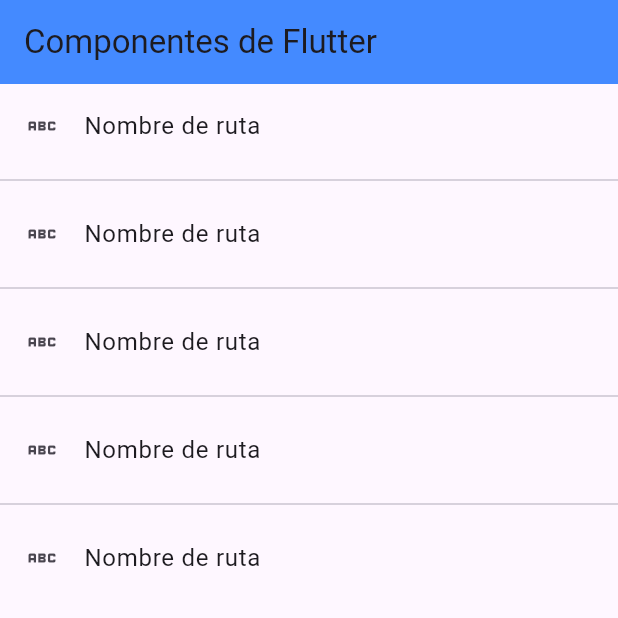
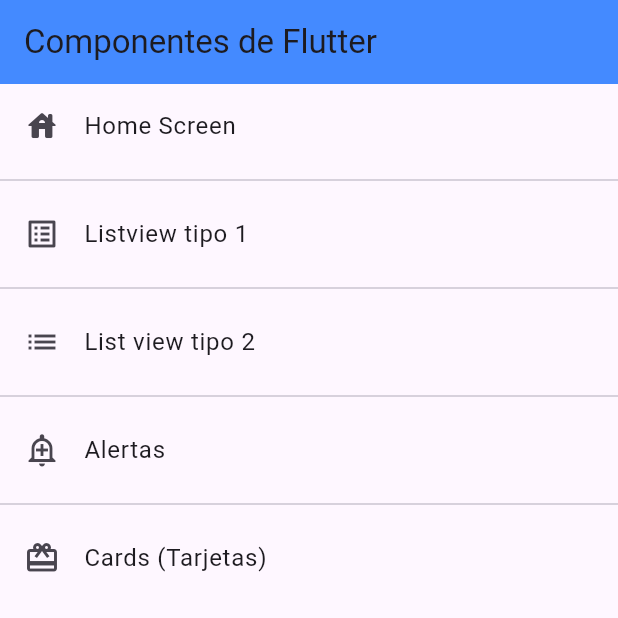
Before and after one commit to jeroen1010/fl_components, a Flutter app: the screen it shows after launch, on a phone screen of 412 x 824 dp, the top half of it. Run offline on Flutter 3.47's test engine with Material 3 defaults, Android fonts, the phone set to English and light mode, and no system bars.

Commit message:
Cambiamos el home_screen utilizando ahora el AppRoutes

```diff
--- a/lib/main.dart
+++ b/lib/main.dart
@@ -10,17 +10,12 @@ class MyApp extends StatelessWidget {
   @override
   Widget build(BuildContext context) {
     return MaterialApp(
-      debugShowCheckedModeBanner: false, //Para quitar la etiqueta fea esa debug de la esquina superior derecha
+      debugShowCheckedModeBanner: false,
       title: 'Material App',
       //home: const Listview2Screen(),
       initialRoute: AppRoutes.initialRoute,
-      routes: AppRoutes.routes,
-      //Para evitar que se muestren errores al usaurio cuando la ruta no existe
-      onGenerateRoute: (settings) {
-        return MaterialPageRoute(
-          builder: (context) => const AlertScreen()
-        );
-      },
+      routes: AppRoutes.getAppRoutes(),
+      onGenerateRoute: AppRoutes.onGenerateRoute,
     );
   }
 }
--- a/lib/routes/app_routes.dart
+++ b/lib/routes/app_routes.dart
@@ -10,17 +10,43 @@ class AppRoutes {
       route: 'home',
       icon: Icons.house_rounded,
       name: 'Home Screen',
-      screen: const HomeScreen()
-    )
+      screen: const HomeScreen()),
+    MenuOption(
+      route: 'listview1',
+      icon: Icons.list_alt,
+      name: 'Listview tipo 1',
+      screen: const Listview1Screen()),
+    MenuOption(
+      route: 'listview2',
+      icon: Icons.list,
+      name: 'List view tipo 2',
+      screen: const Listview2Screen()),
+    MenuOption(
+      route: 'alert',
+      icon: Icons.add_alert_outlined,
+      name: 'Alertas',
+      screen: const AlertScreen()),
+    MenuOption(
+      route: 'card',
+      icon: Icons.card_giftcard,
+      name: 'Cards (Tarjetas)',
+      screen: const CardScreen()),
   ];
 
-  static Map<String, Widget Function(BuildContext)> routes = {
-        'listview1': (BuildContext context) => const Listview1Screen(),
-        'listview2': (BuildContext context) => const Listview2Screen(),
-        'alert': (BuildContext context) => const AlertScreen(),
-        'card': (BuildContext context) => const CardScreen(),
-        'home': (BuildContext context) => const HomeScreen(),
-      };
+  static Map<String, Widget Function(BuildContext)> getAppRoutes(){
+    Map<String, Widget Function(BuildContext)> appRoutes = {};
 
+    for (final option in MenuOptions) {
+      appRoutes.addAll({option.route : (BuildContext context) => option.screen});
+    }
+
+    return appRoutes;
+  }
+
+  static Route<dynamic> onGenerateRoute (RouteSettings settings) {
+      return MaterialPageRoute(
+        builder: (context) => const AlertScreen()
+      );
+    }
 
 }
--- a/lib/screens/home_screen.dart
+++ b/lib/screens/home_screen.dart
@@ -1,3 +1,4 @@
+import 'package:fl_components/routes/app_routes.dart';
 import 'package:flutter/material.dart';
 import 'package:fl_components/screens/screens.dart';
 
@@ -15,15 +16,15 @@ class HomeScreen extends StatelessWidget {
       ),
       body: ListView.separated(
         itemBuilder: (context, index) => ListTile(
-          leading: const Icon( Icons.abc_outlined ),
-          title: const Text('Nombre de ruta'),
+          leading:  Icon(AppRoutes.MenuOptions[index].icon),
+          title: Text(AppRoutes.MenuOptions[index].name),
           onTap: (){
             //final route = MaterialPageRoute(builder: (context) => const Listview1Screen());
-            Navigator.pushNamed(context, 'card');
+            Navigator.pushNamed(context, AppRoutes.MenuOptions[index].route);
           }
         ),
         separatorBuilder: (context, index) => const Divider(),
-        itemCount: 5,
+        itemCount: AppRoutes.MenuOptions.length,
       )
     );
   }
```
